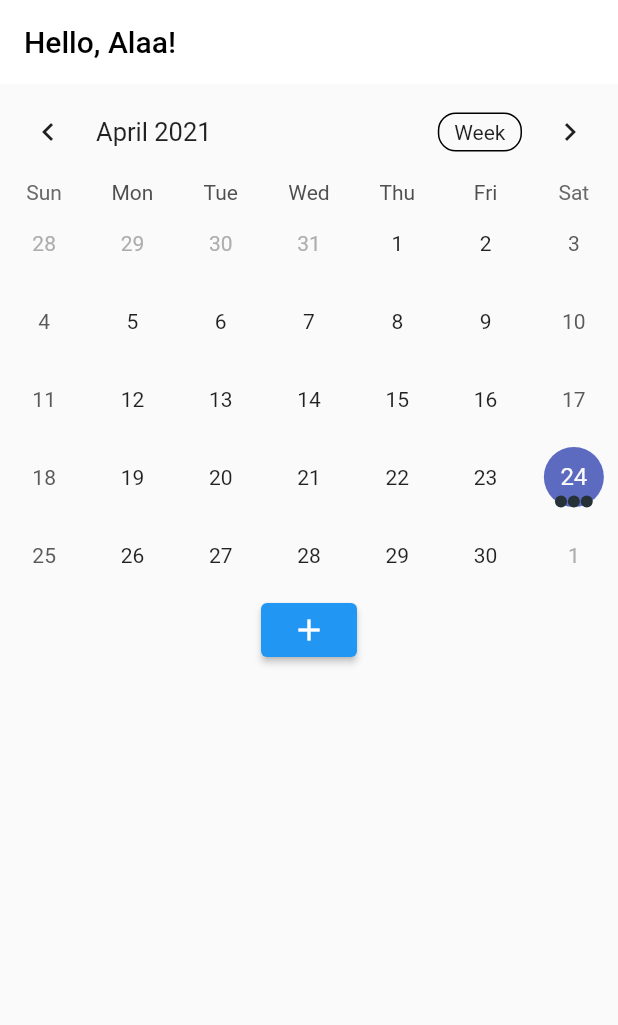
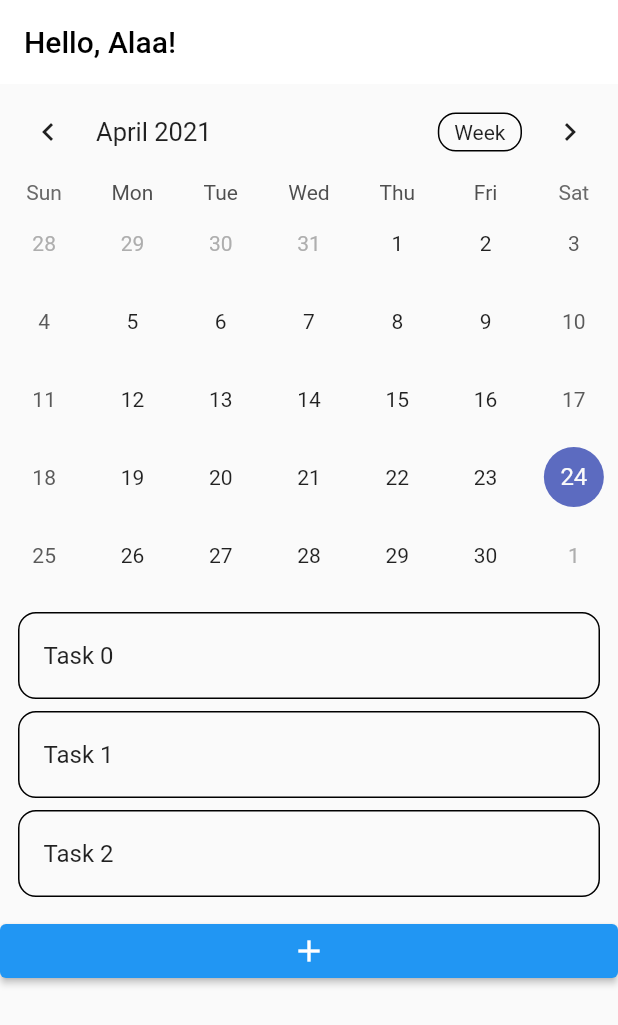
Before and after one commit to AlaaEdAouimeur/Mirac-Flutter-Time-Managment-App, a Flutter app: the screen it shows after launch, on a phone screen of 412 x 824 dp. Shown: the top 1025 px of the screen. Run offline on Flutter 3.47's test engine with Material 2 defaults, Android fonts, the phone set to English and light mode, and no system bars; drawn by our look-alikes of table_calendar; our stand-ins replace syncfusion_flutter_calendar.

Commit message:
fixed same day of diffrent month bug

```diff
--- a/lib/UI/Components/calendar.dart
+++ b/lib/UI/Components/calendar.dart
@@ -25,7 +25,9 @@
 
   List<Task> _getTasksForDay(DateTime day) {
     // Implementation example
-    return tasks.where((element) => element.dateStart.day == day.day).toList();
+    return tasks
+        .where((element) => element.dateStart.compareTo(day) == 0)
+        .toList();
   }
 
   void _dateSelected(DateTime selectedDate, DateTime focusedDate) {
@@ -56,12 +58,13 @@
 
   @override
   Widget build(BuildContext context) {
-    return SingleChildScrollView(
-      child: Column(
-        mainAxisAlignment: MainAxisAlignment.spaceBetween,
+    return ListView(
+      primary: true,
       children: [
         TableCalendar(
           calendarFormat: calendarFormat,
+          calendarBuilders: CalendarBuilders(),
+          availableGestures: AvailableGestures.horizontalSwipe,
           dayHitTestBehavior: HitTestBehavior.deferToChild,
           firstDay: _firstDay,
           focusedDay: _focusedDay,
@@ -78,22 +81,31 @@
           onFormatChanged: (newFormat) =>
               setState(() => calendarFormat = newFormat),
         ),
+        const SizedBox(height: 8.0),
+        ListView.builder(
+            shrinkWrap: true,
+            physics: NeverScrollableScrollPhysics(),
+            itemCount: _getTasksForDay(_selectedDay).length,
+            itemBuilder: (context, index) {
+              return Container(
+                margin: const EdgeInsets.symmetric(
+                  horizontal: 12.0,
+                  vertical: 4.0,
+                ),
+                decoration: BoxDecoration(
+                  border: Border.all(),
+                  borderRadius: BorderRadius.circular(12.0),
+                ),
+                child: ListTile(
+                  onTap: () => print('${tasks[index]}'),
+                  title: Text('${_getTasksForDay(_selectedDay)[index].title}'),
+                ),
+              );
+            }),
+        const SizedBox(height: 8.0),
         ElevatedButton(
-              onPressed: () => _showBottomSheet(context),
-              /*   setState(() {
-                  tasks.add(Task(
-                      color: Colors.red,
-                      dateStart: _selectedDay,
-                      dateEnd: _selectedDay,
-                      iconData: Icons.history_edu,
-                      isAllDay: false,
-                      note: 'dsd',
-                      title: 'dsd'));
-                });*/
-
-              child: Icon(Icons.add))
+            onPressed: () => _showBottomSheet(context), child: Icon(Icons.add))
       ],
-      ),
     );
   }
 
```
Lines whose indentation alone changed are shown as unchanged.
